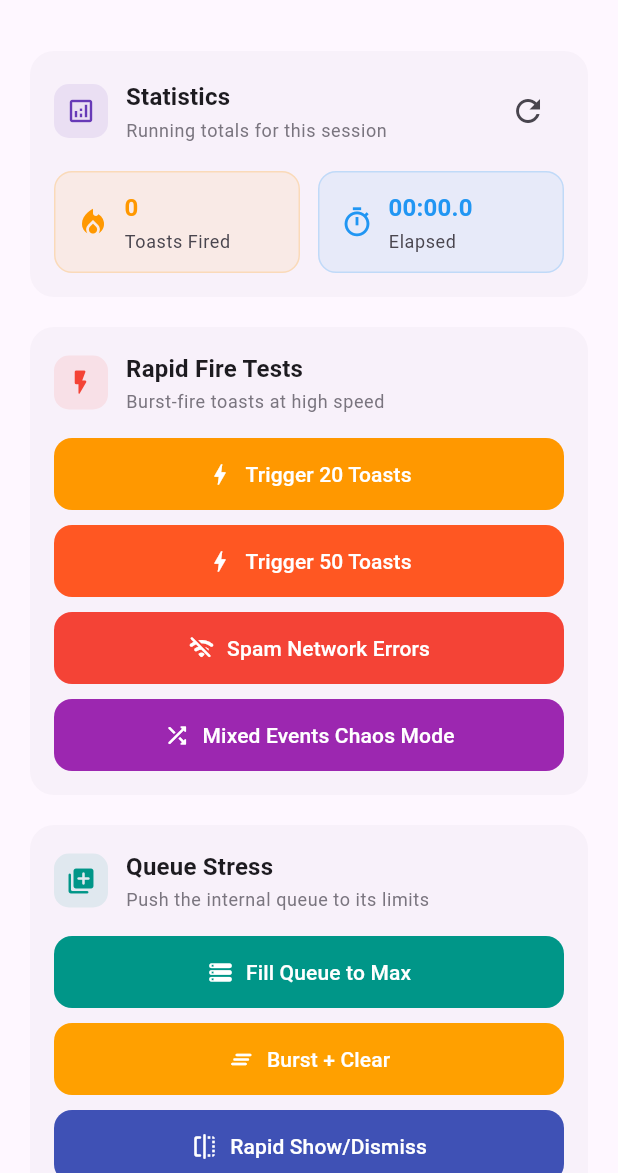
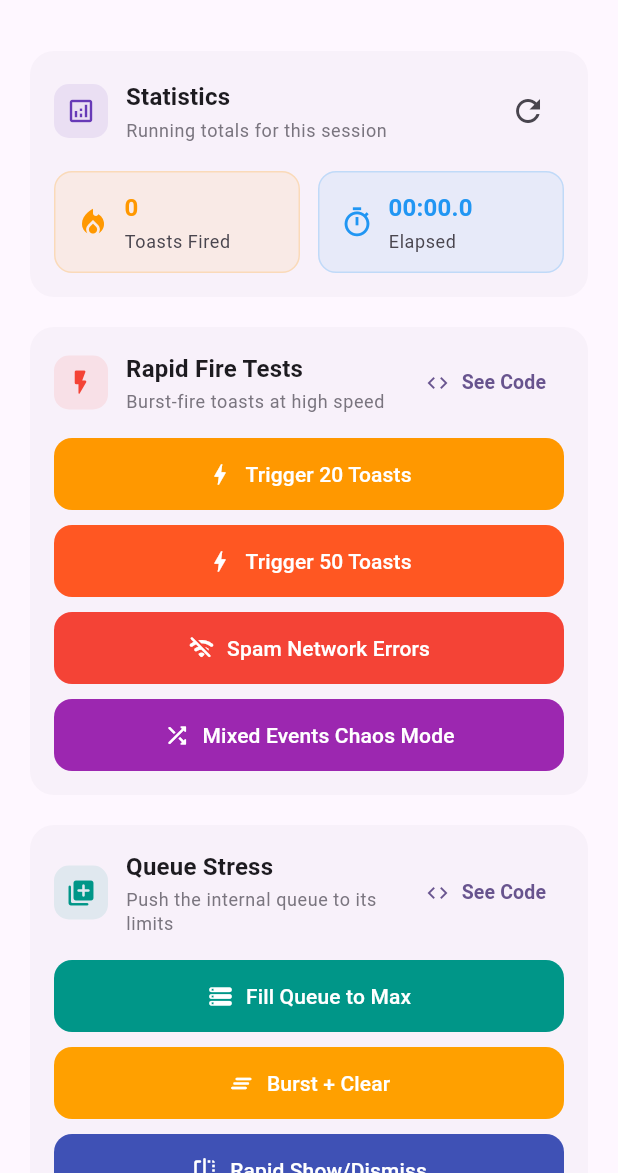
Before and after one commit to yasersabri580-oss/toast-kit, a Flutter app: the ToastStressTest screen opened by its route, on a phone screen of 412 x 824 dp, the part 63-1236 px from its top. Run offline on Flutter 3.47's test engine with Material 3 defaults, Android fonts, the phone set to English and light mode, and no system bars.

Commit message:
Add See Code buttons to all feature and scenario screens
Agent-Logs-Url: https://github.com/yasersabri580-oss/toast-kit/sessions/0c650403-decd-4e88-85cc-88061486d7cf

Co-authored-by: yasersabri580-oss <268882798+yasersabri580-oss@users.noreply.github.com>

```diff
--- a/example/lib/toast_demo/toast_stress_test.dart
+++ b/example/lib/toast_demo/toast_stress_test.dart
@@ -6,6 +6,7 @@ import 'package:toast_kit/toast_kit.dart';
 
 import '../widgets/cards/feature_card.dart';
 import '../widgets/buttons/demo_button.dart';
+import '../widgets/see_code_button.dart';
 
 /// A stress-test screen that pushes ToastKit to its limits under extreme load.
 ///
@@ -359,6 +360,11 @@ class _ToastStressTestState extends State<ToastStressTest> {
       subtitle: 'Burst-fire toasts at high speed',
       icon: Icons.flash_on_rounded,
       iconColor: Colors.red,
+      trailing: SeeCodeButton(
+        title: 'Rapid Fire',
+        description: 'Fire many toasts in quick succession to test queue stability.',
+        code: _rapidFireCode,
+      ),
       children: [
         DemoButton(
           label: 'Trigger 20 Toasts',
@@ -394,6 +400,11 @@ class _ToastStressTestState extends State<ToastStressTest> {
       subtitle: 'Push the internal queue to its limits',
       icon: Icons.queue_rounded,
       iconColor: Colors.teal,
+      trailing: SeeCodeButton(
+        title: 'Queue Stress',
+        description: 'Fill the queue, burst + clear, and rapid show/dismiss.',
+        code: _queueStressCode,
+      ),
       children: [
         DemoButton(
           label: 'Fill Queue to Max',
@@ -423,6 +434,11 @@ class _ToastStressTestState extends State<ToastStressTest> {
       subtitle: 'Concurrent loading and progress scenarios',
       icon: Icons.hourglass_bottom_rounded,
       iconColor: Colors.cyan,
+      trailing: SeeCodeButton(
+        title: 'Loading Stress',
+        description: 'Run 10 concurrent loading toasts and a progress marathon.',
+        code: _loadingStressCode,
+      ),
       children: [
         DemoButton(
           label: '10 Concurrent Loading Toasts',
@@ -446,6 +462,11 @@ class _ToastStressTestState extends State<ToastStressTest> {
       subtitle: 'Verify deduplication under load',
       icon: Icons.filter_alt_rounded,
       iconColor: Colors.pink,
+      trailing: SeeCodeButton(
+        title: 'Dedup Stress',
+        description: 'Fire 100 identical messages or mix unique + duplicates.',
+        code: _dedupStressCode,
+      ),
       children: [
         DemoButton(
           label: 'Same Message 100×',
@@ -521,3 +542,73 @@ class _StatTile extends StatelessWidget {
     );
   }
 }
+
+// =============================================================================
+// Code Strings for "See Code" modals
+// =============================================================================
+
+const _rapidFireCode = '''// Burst-fire toasts at high speed
+for (var i = 0; i < 20; i++) {
+  final type = [ToastType.success, ToastType.error,
+    ToastType.warning, ToastType.info][i % 4];
+  ToastKit.show(ToastEvent(
+    type: type,
+    message: 'Burst toast #\${i + 1}',
+  ));
+  // Yield to framework every 5 toasts
+  if (i % 5 == 4) await Future.delayed(Duration.zero);
+}''';
+
+const _queueStressCode = '''// Fill the queue to max capacity
+for (var i = 0; i < 50; i++) {
+  ToastKit.info('Queue fill #\${i + 1}');
+}
+
+// Burst + Clear: fire 20 then clear the queue
+for (var i = 0; i < 20; i++) {
+  ToastKit.info('Burst #\${i + 1}');
+}
+ToastKit.clearQueue();
+
+// Rapid Show/Dismiss
+for (var i = 0; i < 10; i++) {
+  final ctrl = ToastKit.showWithController(
+    ToastEvent(type: ToastType.info, message: 'Flash #\${i + 1}'),
+  );
+  ctrl.dismiss(); // immediately dismiss
+}''';
+
+const _loadingStressCode = '''// 10 concurrent loading toasts
+final ctrls = <ToastController>[];
+for (var i = 0; i < 10; i++) {
+  ctrls.add(ToastKit.showLoading('Loading #\${i + 1}…'));
+  await Future.delayed(Duration(milliseconds: 100));
+}
+// Resolve one by one
+for (var i = 0; i < ctrls.length; i++) {
+  await Future.delayed(Duration(milliseconds: 400));
+  if (!ctrls[i].isDisposed) {
+    ctrls[i].success('Loaded #\${i + 1} ✓');
+  }
+}''';
+
+const _dedupStressCode = '''// Same message 100x — should appear only once
+for (var i = 0; i < 100; i++) {
+  ToastKit.show(ToastEvent(
+    type: ToastType.info,
+    message: 'Duplicate toast – should appear once',
+    deduplicationKey: 'stress-same-msg',
+  ));
+}
+
+// Mixed: 10 unique + 10 duplicates
+for (var i = 0; i < 10; i++) {
+  ToastKit.info('Unique toast #\${i + 1}');
+}
+for (var i = 0; i < 10; i++) {
+  ToastKit.show(ToastEvent(
+    type: ToastType.warning,
+    message: 'Duplicate batch toast',
+    deduplicationKey: 'stress-mixed-dup',
+  ));
+}''';
```
Also changed, not shown: example/lib/toast_demo/toast_progress_demo.dart (+82 -0 lines).
